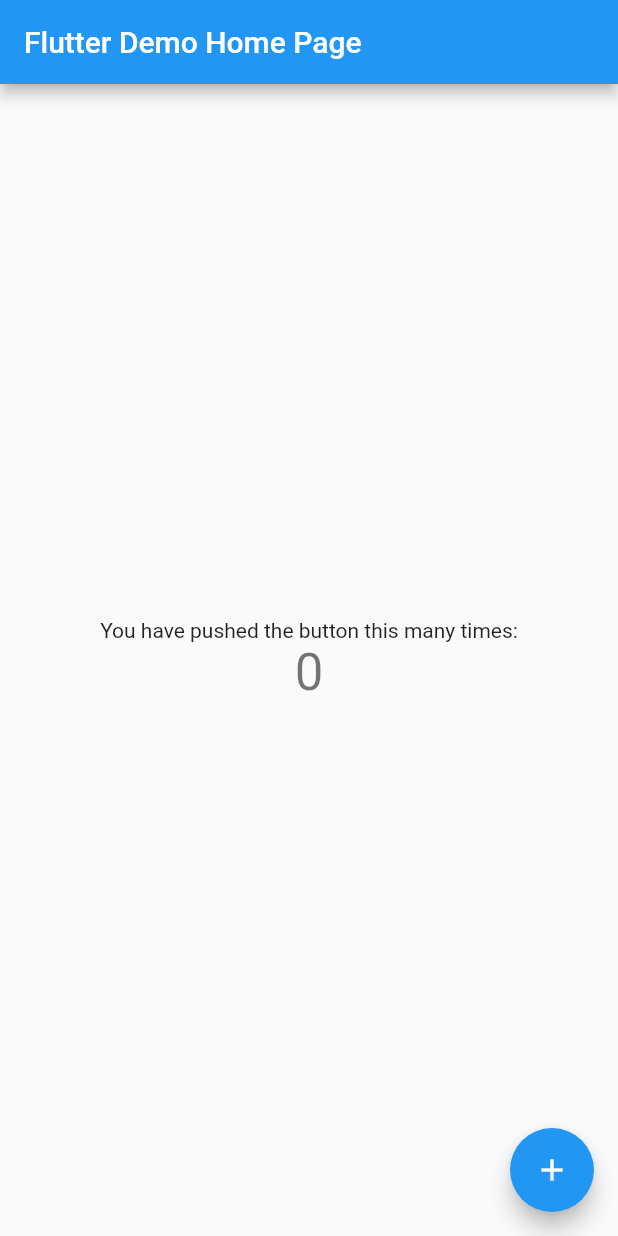
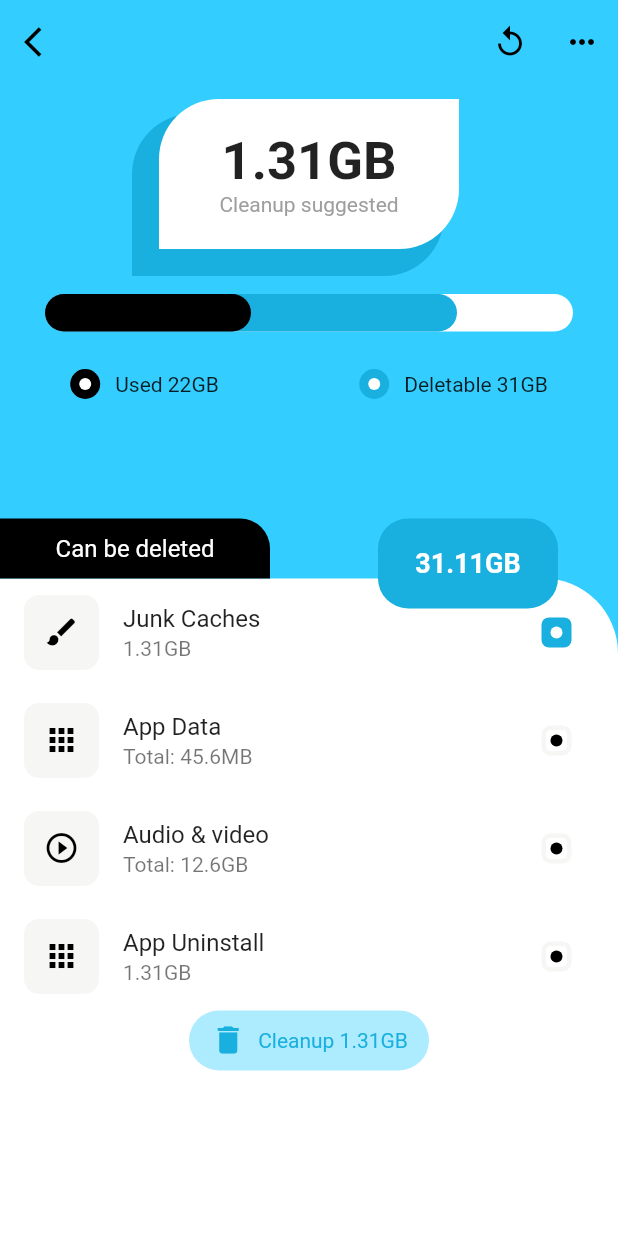
Before and after one commit to gyatashoa/disk_manager_ui, a Flutter app: the screen it shows after launch, on a phone screen of 412 x 824 dp. Run offline on Flutter 3.47's test engine with Material 2 defaults, Android fonts, the phone set to English and light mode, and no system bars.

Commit message:
ui completed

```diff
--- /dev/null
+++ b/lib/config/colors.dart
@@ -0,0 +1,7 @@
+import 'package:flutter/material.dart';
+
+const Color MAIN_BLUE_BACKGROUND = Color.fromRGBO(51, 206, 255, 1);
+const Color DEEP_BLUE = Color.fromRGBO(25, 175, 223, 1);
+const Color LIGHT_BLUE = Color.fromRGBO(173, 235, 255, 1);
+const Color ASH_COLOR = Color.fromRGBO(246, 246, 244, 1);
+const Color WHITE_COLOR = Colors.white;
--- a/lib/main.dart
+++ b/lib/main.dart
@@ -1,3 +1,4 @@
+import 'package:disk_manage_ui/ui/screens/homePage.dart';
 import 'package:flutter/material.dart';
 
 void main() {
@@ -9,109 +10,13 @@ class MyApp extends StatelessWidget {
   @override
   Widget build(BuildContext context) {
     return MaterialApp(
-      title: 'Flutter Demo',
+      debugShowCheckedModeBanner: false,
+      title: 'Disk Manager Ui',
       theme: ThemeData(
-        // This is the theme of your application.
-        //
-        // Try running your application with "flutter run". You'll see the
-        // application has a blue toolbar. Then, without quitting the app, try
-        // changing the primarySwatch below to Colors.green and then invoke
-        // "hot reload" (press "r" in the console where you ran "flutter run",
-        // or simply save your changes to "hot reload" in a Flutter IDE).
-        // Notice that the counter didn't reset back to zero; the application
-        // is not restarted.
         primarySwatch: Colors.blue,
-        // This makes the visual density adapt to the platform that you run
-        // the app on. For desktop platforms, the controls will be smaller and
-        // closer together (more dense) than on mobile platforms.
         visualDensity: VisualDensity.adaptivePlatformDensity,
       ),
-      home: MyHomePage(title: 'Flutter Demo Home Page'),
+      home: MyHomePage(),
     );
   }
 }
-
-class MyHomePage extends StatefulWidget {
-  MyHomePage({Key key, this.title}) : super(key: key);
-
-  // This widget is the home page of your application. It is stateful, meaning
-  // that it has a State object (defined below) that contains fields that affect
-  // how it looks.
-
-  // This class is the configuration for the state. It holds the values (in this
-  // case the title) provided by the parent (in this case the App widget) and
-  // used by the build method of the State. Fields in a Widget subclass are
-  // always marked "final".
-
-  final String title;
-
-  @override
-  _MyHomePageState createState() => _MyHomePageState();
-}
-
-class _MyHomePageState extends State<MyHomePage> {
-  int _counter = 0;
-
-  void _incrementCounter() {
-    setState(() {
-      // This call to setState tells the Flutter framework that something has
-      // changed in this State, which causes it to rerun the build method below
-      // so that the display can reflect the updated values. If we changed
-      // _counter without calling setState(), then the build method would not be
-      // called again, and so nothing would appear to happen.
-      _counter++;
-    });
-  }
-
-  @override
-  Widget build(BuildContext context) {
-    // This method is rerun every time setState is called, for instance as done
-    // by the _incrementCounter method above.
-    //
-    // The Flutter framework has been optimized to make rerunning build methods
-    // fast, so that you can just rebuild anything that needs updating rather
-    // than having to individually change instances of widgets.
-    return Scaffold(
-      appBar: AppBar(
-        // Here we take the value from the MyHomePage object that was created by
-        // the App.build method, and use it to set our appbar title.
-        title: Text(widget.title),
-      ),
-      body: Center(
-        // Center is a layout widget. It takes a single child and positions it
-        // in the middle of the parent.
-        child: Column(
-          // Column is also a layout widget. It takes a list of children and
-          // arranges them vertically. By default, it sizes itself to fit its
-          // children horizontally, and tries to be as tall as its parent.
-          //
-          // Invoke "debug painting" (press "p" in the console, choose the
-          // "Toggle Debug Paint" action from the Flutter Inspector in Android
-          // Studio, or the "Toggle Debug Paint" command in Visual Studio Code)
-          // to see the wireframe for each widget.
-          //
-          // Column has various properties to control how it sizes itself and
-          // how it positions its children. Here we use mainAxisAlignment to
-          // center the children vertically; the main axis here is the vertical
-          // axis because Columns are vertical (the cross axis would be
-          // horizontal).
-          mainAxisAlignment: MainAxisAlignment.center,
-          children: <Widget>[
-            Text(
-              'You have pushed the button this many times:',
-            ),
-            Text(
-              '$_counter',
-              style: Theme.of(context).textTheme.headline4,
-            ),
-          ],
-        ),
-      ),
-      floatingActionButton: FloatingActionButton(
-        onPressed: _incrementCounter,
-        tooltip: 'Increment',
-        child: Icon(Icons.add),
-      ), // This trailing comma makes auto-formatting nicer for build methods.
-    );
-  }
-}
--- /dev/null
+++ b/lib/ui/screens/homePage.dart
@@ -0,0 +1,390 @@
+import 'package:disk_manage_ui/config/colors.dart';
+import 'package:disk_manage_ui/ui/screens/customwidgets/moreSymbol.dart';
+import 'package:disk_manage_ui/ui/screens/junkCachesScreen.dart';
+import 'package:flutter/material.dart';
+
+class MyHomePage extends StatelessWidget {
+  @override
+  Widget build(BuildContext context) {
+    final Size DEVSIZE = MediaQuery.of(context).size;
+    return Scaffold(
+        appBar: AppBar(
+          leading: IconButton(
+              icon: Icon(
+                Icons.arrow_back_ios,
+                color: Colors.black,
+              ),
+              onPressed: () {}),
+          elevation: 0,
+          backgroundColor: MAIN_BLUE_BACKGROUND,
+          actions: <Widget>[
+            IconButton(
+                icon: Icon(
+                  Icons.replay,
+                  color: Colors.black,
+                ),
+                onPressed: () {}),
+            IconButton(
+                icon: Icon(
+                  Icons.more_horiz,
+                  color: Colors.black,
+                ),
+                onPressed: () {})
+          ],
+        ),
+        body: Container(
+          color: MAIN_BLUE_BACKGROUND,
+          child: Stack(
+            children: <Widget>[
+              Positioned(
+                top: 0,
+                child: Container(
+                  width: DEVSIZE.width,
+                  child: Column(
+                    children: <Widget>[
+                      SizedBox(
+                        height: 10,
+                      ),
+                      Align(
+                        child: Container(
+                          height: 100,
+                          width: 200,
+                          decoration: BoxDecoration(
+                              boxShadow: [
+                                BoxShadow(
+                                    color: DEEP_BLUE,
+                                    offset: Offset(-14, 14),
+                                    blurRadius: 0,
+                                    spreadRadius: 4),
+                                // BoxShadow(
+                                //     color: Color.fromRGBO(38, 191, 239, 1),
+                                //     offset: Offset(-14, 14),
+                                //     blurRadius: 0,
+                                //     spreadRadius: 6),
+                              ],
+                              borderRadius: BorderRadius.only(
+                                  topLeft: Radius.circular(40),
+                                  bottomRight: Radius.circular(40)),
+                              color: WHITE_COLOR),
+                          child: Column(
+                            mainAxisAlignment: MainAxisAlignment.center,
+                            children: <Widget>[
+                              Text(
+                                "1.31GB",
+                                style: TextStyle(
+                                  fontWeight: FontWeight.bold,
+                                  fontSize: 35,
+                                ),
+                              ),
+                              Text(
+                                "Cleanup suggested",
+                                style: TextStyle(color: Colors.grey),
+                              )
+                            ],
+                          ),
+                        ),
+                      ),
+                      SizedBox(
+                        height: 30,
+                      ),
+                      CustomProgress(size: DEVSIZE),
+                      SizedBox(
+                        height: 25,
+                      ),
+                      Row(
+                        mainAxisAlignment: MainAxisAlignment.spaceAround,
+                        children: <Widget>[
+                          Row(
+                            children: <Widget>[
+                              RoundedIndicator(
+                                outerColor: Colors.black,
+                                innerColor: Colors.white,
+                              ),
+                              SizedBox(width: 10),
+                              Text("Used 22GB")
+                            ],
+                          ),
+                          Row(
+                            children: <Widget>[
+                              RoundedIndicator(
+                                outerColor: DEEP_BLUE,
+                                innerColor: Colors.white,
+                              ),
+                              SizedBox(width: 10),
+                              Text("Deletable 31GB")
+                            ],
+                          ),
+                        ],
+                      )
+                    ],
+                  ),
+                ),
+              ),
+              Positioned.fill(
+                top: DEVSIZE.height / 2.5,
+                child: Container(
+                  width: DEVSIZE.width,
+                  // height: DEVSIZE.height / 1.5,
+                  decoration: BoxDecoration(
+                      color: WHITE_COLOR,
+                      borderRadius:
+                          BorderRadius.only(topRight: Radius.circular(50))),
+                  child: SingleChildScrollView(
+                    child: Column(
+                      children: <Widget>[
+                        InkWell(
+                          onTap: () {
+                            Navigator.of(context).push(MaterialPageRoute(
+                                builder: (context) => JunkCaches()));
+                          },
+                          child: CustomTile(
+                            isActive: true,
+                            title: "Junk Caches",
+                            subtitle: "1.31GB",
+                            icon: Icons.brush,
+                          ),
+                        ),
+                        CustomTile(
+                          title: "App Data",
+                          subtitle: "Total: 45.6MB",
+                          icon: Icons.apps,
+                        ),
+                        CustomTile(
+                          title: "Audio & video",
+                          subtitle: "Total: 12.6GB",
+                          icon: Icons.play_circle_outline,
+                        ),
+                        CustomTile(
+                          title: "App Uninstall",
+                          subtitle: "1.31GB",
+                          icon: Icons.apps,
+                        ),
+                        Cleanup(),
+                      ],
+                    ),
+                  ),
+                ),
+              ),
+              Positioned(
+                top: (DEVSIZE.height / 2.5) - 40,
+                child: Container(
+                  height: 40,
+                  width: 180,
+                  decoration: BoxDecoration(
+                      borderRadius:
+                          BorderRadius.only(topRight: Radius.circular(20)),
+                      color: Colors.black),
+                  child: Center(
+                    child: Text(
+                      "Can be deleted",
+                      style: TextStyle(fontSize: 16, color: Colors.white),
+                    ),
+                  ),
+                ),
+              ),
+              Positioned(
+                right: 40,
+                top: (DEVSIZE.height / 2.5) - 40,
+                child: Container(
+                  height: 60,
+                  width: 120,
+                  decoration: BoxDecoration(
+                      borderRadius: BorderRadius.circular(20),
+                      color: DEEP_BLUE),
+                  child: Center(
+                    child: Text(
+                      "31.11GB",
+                      style: TextStyle(
+                          fontWeight: FontWeight.bold,
+                          fontSize: 18,
+                          color: Colors.white),
+                    ),
+                  ),
+                ),
+              ),
+            ],
+          ),
+        ));
+  }
+}
+
+class Cleanup extends StatelessWidget {
+  const Cleanup({
+    Key key,
+  }) : super(key: key);
+
+  @override
+  Widget build(BuildContext context) {
+    return Align(
+      alignment: Alignment.center,
+      child: Container(
+        height: 40,
+        width: 160,
+        decoration: BoxDecoration(
+            color: LIGHT_BLUE, borderRadius: BorderRadius.circular(20)),
+        child: Row(
+          mainAxisAlignment: MainAxisAlignment.center,
+          mainAxisSize: MainAxisSize.min,
+          children: <Widget>[
+            Icon(Icons.delete, color: DEEP_BLUE),
+            SizedBox(
+              width: 8,
+            ),
+            Text("Cleanup 1.31GB", style: TextStyle(color: DEEP_BLUE)),
+          ],
+        ),
+      ),
+    );
+  }
+}
+
+class CustomTile extends StatelessWidget {
+  final String title;
+  final IconData icon;
+  final String subtitle;
+  final bool isActive;
+  const CustomTile({
+    Key key,
+    this.title,
+    this.icon,
+    this.subtitle,
+    this.isActive = false,
+  }) : super(key: key);
+
+  @override
+  Widget build(BuildContext context) {
+    return ListTile(
+      trailing: Padding(
+        padding: EdgeInsets.only(right: 15.0),
+        child: isActive
+            ? BoxIndicator(
+                innerColor: Colors.white,
+                outerColor: DEEP_BLUE,
+              )
+            : OutlineBoxIndicator(
+                outerColor: ASH_COLOR,
+                innerColor: Colors.black,
+              ),
+      ),
+      leading: Container(
+          height: 50,
+          width: 50,
+          decoration: BoxDecoration(
+              borderRadius: BorderRadius.circular(10), color: ASH_COLOR),
+          child: Icon(
+            icon,
+            color: Colors.black,
+          )),
+      title: Text(title),
+      subtitle: Text(subtitle),
+    );
+  }
+}
+
+class CustomProgress extends StatelessWidget {
+  final Size size;
+  CustomProgress({this.size});
+  @override
+  Widget build(BuildContext context) {
+    return Stack(
+      children: <Widget>[
+        Padding(
+          padding: EdgeInsets.symmetric(horizontal: 30.0),
+          child: Container(
+            height: 25,
+            width: size.width,
+            decoration: BoxDecoration(
+                borderRadius: BorderRadius.circular(40), color: Colors.white),
+          ),
+        ),
+        Padding(
+          padding: EdgeInsets.symmetric(horizontal: 30.0),
+          child: Container(
+            height: 25,
+            width: size.width / 1.5,
+            decoration: BoxDecoration(
+                borderRadius: BorderRadius.circular(40), color: DEEP_BLUE),
+          ),
+        ),
+        Padding(
+          padding: EdgeInsets.symmetric(horizontal: 30.0),
+          child: Container(
+            height: 25,
+            width: size.width / 3,
+            decoration: BoxDecoration(
+                borderRadius: BorderRadius.circular(40), color: Colors.black),
+          ),
+        )
+      ],
+    );
+  }
+}
+
+class RoundedIndicator extends StatelessWidget {
+  final Color outerColor;
+  final Color innerColor;
+  RoundedIndicator({this.outerColor, this.innerColor});
+  @override
+  Widget build(BuildContext context) {
+    return Container(
+      height: 20,
+      width: 20,
+      decoration: BoxDecoration(shape: BoxShape.circle, color: outerColor),
+      child: Padding(
+        padding: const EdgeInsets.all(6.0),
+        child: Container(
+          height: 5,
+          width: 5,
+          decoration: BoxDecoration(shape: BoxShape.circle, color: innerColor),
+        ),
+      ),
+    );
+  }
+}
+
+class BoxIndicator extends StatelessWidget {
+  final Color outerColor;
+  final Color innerColor;
+  BoxIndicator({this.outerColor, this.innerColor});
+  @override
+  Widget build(BuildContext context) {
+    return Container(
+      height: 20,
+      width: 20,
+      decoration: BoxDecoration(
+          borderRadius: BorderRadius.circular(5), color: outerColor),
+      child: Padding(
+        padding: const EdgeInsets.all(6.0),
+        child: Container(
+          height: 5,
+          width: 5,
+          decoration: BoxDecoration(shape: BoxShape.circle, color: innerColor),
+        ),
+      ),
+    );
+  }
+}
+
+class OutlineBoxIndicator extends StatelessWidget {
+  final Color outerColor;
+  final Color innerColor;
+  OutlineBoxIndicator({this.outerColor, this.innerColor});
+  @override
+  Widget build(BuildContext context) {
+    return Container(
+      height: 20,
+      width: 20,
+      decoration: BoxDecoration(
+          borderRadius: BorderRadius.circular(6),
+          border: Border.all(color: outerColor, width: 3)),
+      child: Padding(
+        padding: const EdgeInsets.all(3.0),
+        child: Container(
+          height: 5,
+          width: 5,
+          decoration: BoxDecoration(shape: BoxShape.circle, color: innerColor),
+        ),
+      ),
+    );
+  }
+}
```
Also changed, not shown: lib/ui/screens/customwidgets/moreSymbol.dart (added, +25 -0 lines), lib/ui/screens/junkCachesScreen.dart (added, +220 -0 lines).
